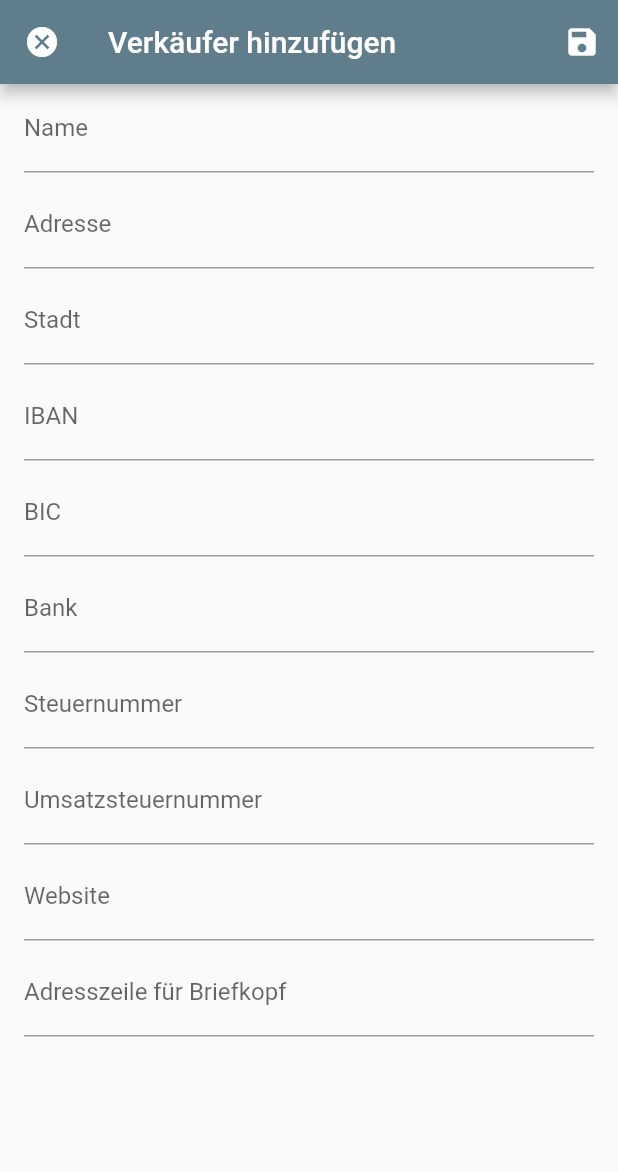
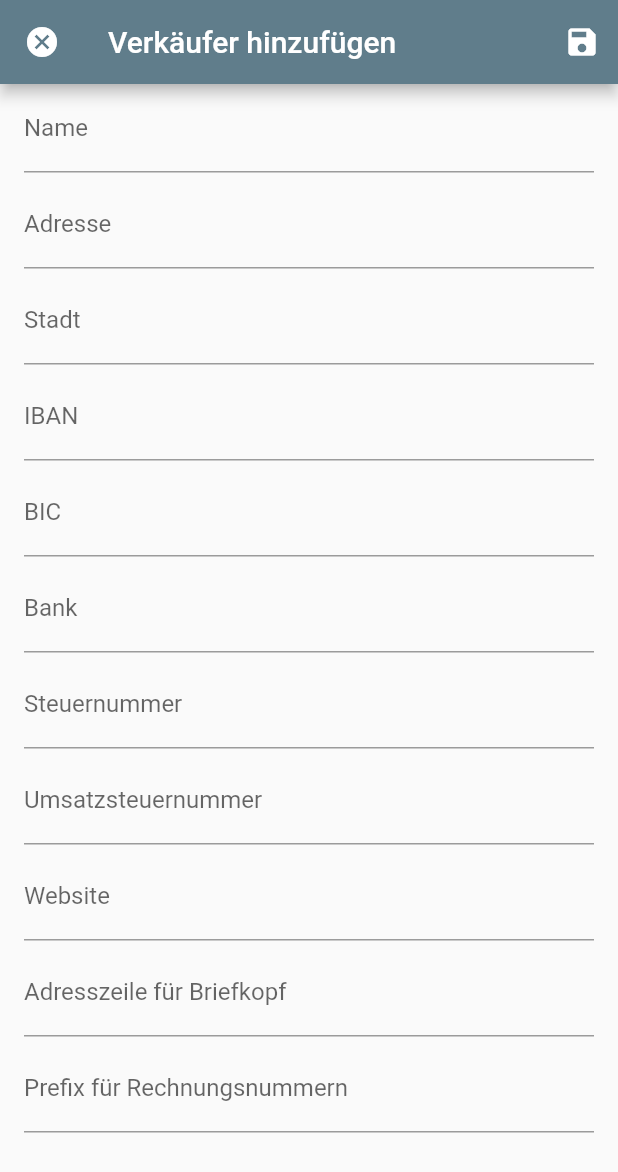
Before and after one commit to leontappe/bitter, a Flutter app: the VendorsPage screen opened by its route, after a tap on the "add" icon, on a phone screen of 412 x 824 dp. Shown: the top 1172 px of the screen. Run offline on Flutter 3.47's test engine with Material 2 defaults, Android fonts, the phone set to English and light mode, and no system bars; our stand-ins replace bloc, flutter_bloc, package_info, pdf; missing offline and left inert: mysql1; accounts and stored records are empty; statements that could not run were skipped.

Commit message:
add bill nr prefix to vendors

```diff
--- a/lib/src/models/vendor.dart
+++ b/lib/src/models/vendor.dart
@@ -13,6 +13,7 @@ class Vendor {
   String website;
 
   String fullAddress;
+  String billPrefix;
 
   Vendor({
     this.id,
@@ -26,6 +27,7 @@ class Vendor {
     this.vatNr,
     this.website,
     @required this.fullAddress,
+    @required this.billPrefix,
   });
 
   factory Vendor.empty() => Vendor(
@@ -36,6 +38,7 @@ class Vendor {
         bic: null,
         bank: null,
         fullAddress: null,
+        billPrefix: null,
       );
 
   factory Vendor.fromMap(Map map) => Vendor(
@@ -50,6 +53,7 @@ class Vendor {
         vatNr: map['vat_nr'].toString(),
         website: (map['website'] != null) ? map['website'].toString() : null,
         fullAddress: map['full_address'].toString(),
+        billPrefix: map['bill_prefix'].toString(),
       );
 
   Map<String, dynamic> get toMap => <String, dynamic>{
@@ -63,6 +67,7 @@ class Vendor {
         'vat_nr': vatNr,
         'website': website,
         'full_address': fullAddress,
+        'bill_prefix': billPrefix,
       };
 
   @override
--- a/lib/src/repositories/vendor_repository.dart
+++ b/lib/src/repositories/vendor_repository.dart
@@ -57,9 +57,11 @@ class VendorRepository<T extends DatabaseProvider> {
         'vat_nr',
         'website',
         'full_address',
+        'bill_prefix',
       ],
       [
         'INTEGER',
+        'TEXT',
         'TEXT',
         'TEXT',
         'TEXT',
@@ -84,6 +86,7 @@ class VendorRepository<T extends DatabaseProvider> {
         false,
         true,
         false,
+        false,
       ],
     );
   }
--- a/lib/src/settings/vendors/vendor_adding.dart
+++ b/lib/src/settings/vendors/vendor_adding.dart
@@ -133,6 +133,15 @@ class _VendorAddingPageState extends State<VendorAddingPage> {
                     _formKey.currentState.validate();
                     dirty = true;
                   }),
+              TextFormField(
+                  maxLines: 1,
+                  decoration: InputDecoration(labelText: 'Prefix für Rechnungsnummern'),
+                  validator: (input) => input.isEmpty ? 'Pflichtfeld' : null,
+                  onChanged: (String input) {
+                    newVendor.billPrefix = input;
+                    _formKey.currentState.validate();
+                    dirty = true;
+                  }),
             ],
           ),
         ),
--- a/lib/src/settings/vendors/vendor_page.dart
+++ b/lib/src/settings/vendors/vendor_page.dart
@@ -62,6 +62,7 @@ class _VendorPageState extends State<VendorPage> {
                     Text('Umsatzsteuernummer: ${vendor.vatNr}'),
                     if (vendor.website != null) Text('Website: ${vendor.website}'),
                     Text('Adresszeile für Briefkopf: ${vendor.fullAddress}'),
+                    Text('Prefix für Rechnungsnummern: ${vendor.billPrefix}'),
                   ],
                 ),
               ),
```
